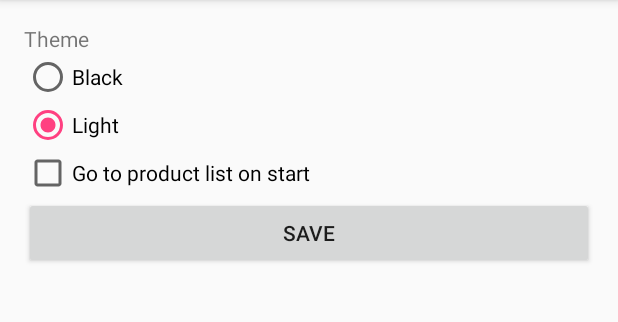
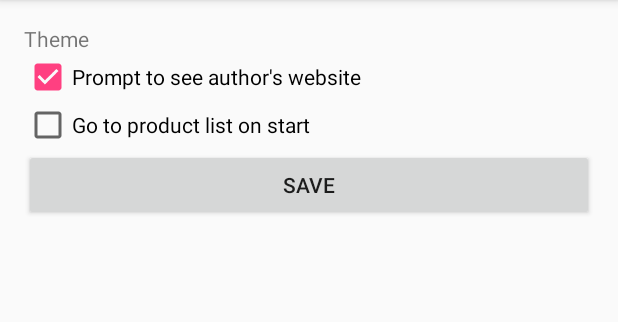
Before and after one commit to xShivan/PJATK-Android, an Android app: the screen it shows after launch (SettingsActivity), after a tap on "SETTINGS", on a phone screen of 412 x 824 dp, the part 84-406 px from its top. Run offline under Robolectric (Android 15) with nearby library versions, the phone set to English and light mode, and no system bars; libraries missing offline, so code that uses them is left out: com.orm; 2 statements that could not run were skipped.

Commit message:
Zmiana opcji w aplikacji i ich obsługa przy jej włączaniu.

```diff
--- a/Excercise1/app/src/main/java/net/xshivan/excercise1/ApplicationSettings.java
+++ b/Excercise1/app/src/main/java/net/xshivan/excercise1/ApplicationSettings.java
@@ -1,7 +1,7 @@
 package net.xshivan.excercise1;
 
 public class ApplicationSettings {
-    public Boolean isLightTheme;
+    public Boolean navigateToProductsOnStart;
 
-    public Boolean navigateToProductsOnStart;
+    public Boolean promptToSeeWebsite;
 }
--- /dev/null
+++ b/Excercise1/app/src/main/java/net/xshivan/excercise1/AuthorWebsiteNavigator.java
@@ -0,0 +1,27 @@
+package net.xshivan.excercise1;
+
+import android.app.AlertDialog;
+import android.content.DialogInterface;
+import android.content.Intent;
+import android.net.Uri;
+import android.support.v7.app.AppCompatActivity;
+
+public class AuthorWebsiteNavigator {
+    public static void promptToVisit(final AppCompatActivity activity) {
+        new AlertDialog.Builder(activity)
+                .setMessage("Would you like to visit author's website?")
+                .setCancelable(true)
+                .setPositiveButton("Sure!", new DialogInterface.OnClickListener() {
+                    public void onClick(DialogInterface dialog, int id) {
+                        Intent browserIntent = new Intent(Intent.ACTION_VIEW, Uri.parse("http://www.michal-cywinski.pl"));
+                        activity.startActivity(browserIntent);
+                    }
+                })
+                .setNegativeButton("Nope", new DialogInterface.OnClickListener() {
+                    public void onClick(DialogInterface dialog, int id) {
+                        dialog.cancel();
+                    }
+                })
+                .create().show();
+    }
+}
--- a/Excercise1/app/src/main/java/net/xshivan/excercise1/MainActivity.java
+++ b/Excercise1/app/src/main/java/net/xshivan/excercise1/MainActivity.java
@@ -1,6 +1,10 @@
 package net.xshivan.excercise1;
 
+import android.app.AlertDialog;
+import android.content.DialogInterface;
 import android.content.Intent;
+import android.content.pm.ApplicationInfo;
+import android.net.Uri;
 import android.os.Bundle;
 import android.support.v7.app.AppCompatActivity;
 import android.view.View;
@@ -22,12 +26,16 @@ public class MainActivity extends AppCompatActivity {
         super.onCreate(savedInstanceState);
         setContentView(R.layout.activity_main);
 
-        ApplicationSettings applicationSettings = SharedPreferencesAccess.loadPreferences(getApplicationContext());
-        SharedPreferencesAccess.applyPreferences(applicationSettings, this);
+        final ApplicationSettings applicationSettings = SharedPreferencesAccess.loadPreferences(getApplicationContext());
 
-        if (applicationSettings.navigateToProductsOnStart) {
-            Intent intent = new Intent(getApplicationContext(), ProductListActivity.class);
-            startActivity(intent);
-        }
+        if (applicationSettings.navigateToProductsOnStart)
+            navigateToProductsOnStart();
+        else if (applicationSettings.promptToSeeWebsite)
+            AuthorWebsiteNavigator.promptToVisit(this);
+    }
+
+    private void navigateToProductsOnStart() {
+        Intent intent = new Intent(getApplicationContext(), ProductListActivity.class);
+        startActivity(intent);
     }
 }
--- a/Excercise1/app/src/main/java/net/xshivan/excercise1/ProductListActivity.java
+++ b/Excercise1/app/src/main/java/net/xshivan/excercise1/ProductListActivity.java
@@ -25,7 +25,6 @@ public class ProductListActivity extends AppCompatActivity {
     public void handleBtnAddProductClick(View view) {
         final EditText input = new EditText(this);
         input.setInputType(InputType.TYPE_CLASS_TEXT);
-
 
         new AlertDialog.Builder(this)
             .setMessage("Type in your product:")
@@ -57,6 +56,10 @@ public class ProductListActivity extends AppCompatActivity {
 
         listViewProducts.setAdapter(productListViewAdapter);
         productListViewAdapter.notifyDataSetChanged();
+
+        ApplicationSettings applicationSettings = SharedPreferencesAccess.loadPreferences(this);
+        if (applicationSettings.navigateToProductsOnStart && applicationSettings.promptToSeeWebsite)
+            AuthorWebsiteNavigator.promptToVisit(this);
     }
 
     private void getInitialProductList() {
--- a/Excercise1/app/src/main/java/net/xshivan/excercise1/SettingsActivity.java
+++ b/Excercise1/app/src/main/java/net/xshivan/excercise1/SettingsActivity.java
@@ -4,17 +4,14 @@ import android.os.Bundle;
 import android.support.v7.app.AppCompatActivity;
 import android.view.View;
 import android.widget.CheckBox;
-import android.widget.RadioButton;
 
 public class SettingsActivity extends AppCompatActivity {
 
     public void handleBtnSaveClick(View view) {
         ApplicationSettings applicationSettings = new ApplicationSettings();
         applicationSettings.navigateToProductsOnStart = ((CheckBox)findViewById(R.id.checkBoxGoToProductListOnStart)).isChecked();
-        Boolean isLightTheme = ((RadioButton)findViewById(R.id.radioButtonLight)).isChecked();
-        applicationSettings.isLightTheme = isLightTheme;
+        applicationSettings.promptToSeeWebsite = ((CheckBox)findViewById(R.id.checkBoxPromptToSeeWebsite)).isChecked();
         SharedPreferencesAccess.savePreferences(applicationSettings, getApplicationContext());
-        SharedPreferencesAccess.applyPreferences(applicationSettings, this);
     }
 
 
@@ -25,10 +22,7 @@ public class SettingsActivity extends AppCompatActivity {
 
         ApplicationSettings applicationSettings = SharedPreferencesAccess.loadPreferences(getApplicationContext());
 
-        CheckBox checkboxNavigateToProductList = (CheckBox)findViewById(R.id.checkBoxGoToProductListOnStart);
-        checkboxNavigateToProductList.setChecked(applicationSettings.navigateToProductsOnStart);
-
-        ((RadioButton)findViewById(R.id.radioButtonLight)).setChecked(applicationSettings.isLightTheme);
-        ((RadioButton)findViewById(R.id.radioButtonBlack)).setChecked(!applicationSettings.isLightTheme);
+        ((CheckBox)findViewById(R.id.checkBoxGoToProductListOnStart)).setChecked(applicationSettings.navigateToProductsOnStart);
+        ((CheckBox)findViewById(R.id.checkBoxPromptToSeeWebsite)).setChecked(applicationSettings.promptToSeeWebsite);
     }
 }
--- a/Excercise1/app/src/main/java/net/xshivan/excercise1/SharedPreferencesAccess.java
+++ b/Excercise1/app/src/main/java/net/xshivan/excercise1/SharedPreferencesAccess.java
@@ -2,15 +2,13 @@ package net.xshivan.excercise1;
 
 import android.content.Context;
 import android.content.SharedPreferences;
-import android.support.v4.app.AppLaunchChecker;
-import android.support.v7.app.AppCompatActivity;
 
 public class SharedPreferencesAccess {
     public static ApplicationSettings loadPreferences(Context context) {
         SharedPreferences sharedPreferences = context.getSharedPreferences("prefs", Context.MODE_PRIVATE);
 
         ApplicationSettings applicationSettings = new ApplicationSettings();
-        applicationSettings.isLightTheme = sharedPreferences.getBoolean("isLightTheme", true);
+        applicationSettings.promptToSeeWebsite = sharedPreferences.getBoolean("promptToSeeWebsite", true);
         applicationSettings.navigateToProductsOnStart = sharedPreferences.getBoolean("navigateToProductsOnStart", false);
 
         return applicationSettings;
@@ -22,17 +20,8 @@ public class SharedPreferencesAccess {
         SharedPreferences.Editor editor = sharedPreferences.edit();
 
         editor.clear();
-        editor.putBoolean("isLightTheme", applicationSettings.isLightTheme);
+        editor.putBoolean("promptToSeeWebsite", applicationSettings.promptToSeeWebsite);
         editor.putBoolean("navigateToProductsOnStart", applicationSettings.navigateToProductsOnStart);
         editor.commit();
     }
-
-    public static void applyPreferences(ApplicationSettings applicationSettings, AppCompatActivity context) {
-
-        // TODO: Przeróbka
-        if (applicationSettings.isLightTheme)
-            context.getApplicationContext().setTheme(android.R.style.Theme_Light);
-        else
-            context.getApplicationContext().setTheme(android.R.style.Theme_Black);
-    }
 }
--- a/Excercise1/app/src/main/res/layout/activity_settings.xml
+++ b/Excercise1/app/src/main/res/layout/activity_settings.xml
@@ -22,22 +22,12 @@
             android:layout_width="match_parent"
             android:layout_height="wrap_content"
             android:id="@+id/txtViewFontSize" />
-        <RadioGroup
+
+        <CheckBox
+            android:text="Prompt to see author's website"
             android:layout_width="match_parent"
-            android:layout_height="wrap_content">
-            <RadioButton
-                android:text="Black"
-                android:layout_width="match_parent"
-                android:layout_height="wrap_content"
-                android:id="@+id/radioButtonBlack" />
-
-            <RadioButton
-                android:text="Light"
-                android:layout_width="match_parent"
-                android:layout_height="wrap_content"
-                android:id="@+id/radioButtonLight"
-                android:checked="true" />
-        </RadioGroup>
+            android:layout_height="wrap_content"
+            android:id="@+id/checkBoxPromptToSeeWebsite" />
 
         <CheckBox
             android:text="Go to product list on start"
```
